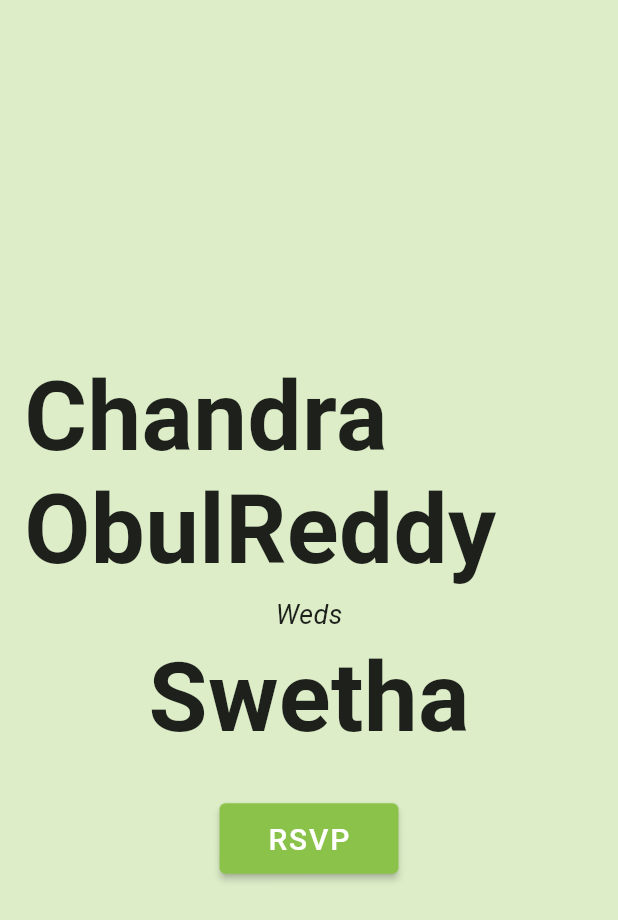
After one commit to ChandraChaan/portfolio, a Flutter app: the screen it shows after launch, on a phone screen of 412 x 824 dp. The commit adds this screen. Shown: the top 920 px of the screen. Run offline on Flutter 3.47's test engine with Material 2 defaults, Android fonts, the phone set to English and light mode, and no system bars; our stand-ins replace battery_plus, cached_network_image, cloud_firestore, connectivity_plus, firebase_core, firebase_messaging and 10 more; missing offline and left inert: dart:html; accounts and stored records are empty.

Commit message:
invitation screen added

```diff
--- /dev/null
+++ b/lib/invitation_srceen/invitation_screen.dart
@@ -0,0 +1,59 @@
+import 'package:flutter/material.dart';
+
+class InvitationScreen extends StatelessWidget {
+
+
+  @override
+  Widget build(BuildContext context) {
+    return Scaffold(
+      backgroundColor: Colors.lightGreen.shade100,
+      body: Container(
+        padding: EdgeInsets.all(16.0),
+        width: double.infinity,
+        child: Column(
+          mainAxisAlignment: MainAxisAlignment.center,
+          crossAxisAlignment: CrossAxisAlignment.center,
+          children: [
+            Text(
+              'Chandra ObulReddy',
+              style: TextStyle(
+                fontSize: 64.0,
+                fontWeight: FontWeight.bold,
+              ),
+            ),
+            SizedBox(height: 8.0),
+            Text(
+              'Weds',
+              style: TextStyle(
+                fontSize: 18.0,
+                fontStyle: FontStyle.italic,
+              ),
+            ),
+            SizedBox(height: 8.0),
+            Text(
+              'Swetha',
+              style: TextStyle(
+                fontSize: 64.0,
+                fontWeight: FontWeight.bold,
+              ),
+            ),
+            SizedBox(height: 32.0),
+            ElevatedButton(
+              onPressed: () {
+                // Add your custom action when the button is pressed
+              },
+              style: ElevatedButton.styleFrom(
+                foregroundColor: Colors.white, backgroundColor: Colors.lightGreen,
+                padding: const EdgeInsets.symmetric(horizontal: 32.0, vertical: 12.0),
+              ),
+              child: Text(
+                'RSVP',
+                style: TextStyle(fontSize: 20.0),
+              ),
+            ),
+          ],
+        ),
+      ),
+    );
+  }
+}
--- a/lib/main.dart
+++ b/lib/main.dart
@@ -3,6 +3,7 @@ import 'package:portfoli_web/providers/user_info.dart';
 import 'package:provider/provider.dart';
 import 'package:firebase_core/firebase_core.dart';
 import 'core/push_notifications.dart';
+import 'invitation_srceen/invitation_screen.dart';
 
 void main() async {
   WidgetsFlutterBinding.ensureInitialized();
@@ -58,7 +59,7 @@ class RoleApp extends StatelessWidget {
       title: 'Curriculum Vitae',
       theme: _buildThemeData(themeMode),
       debugShowCheckedModeBanner: false,
-      home: const PushNotificationApp(),
+      home: InvitationScreen(),
     );
   }
 }
```
